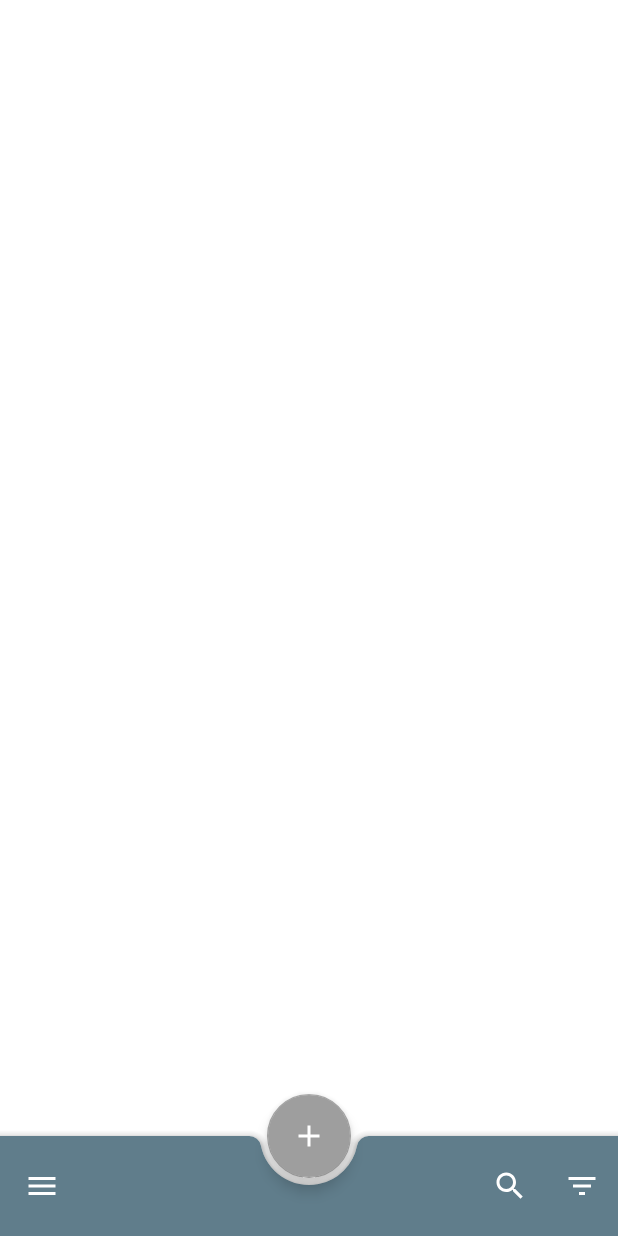
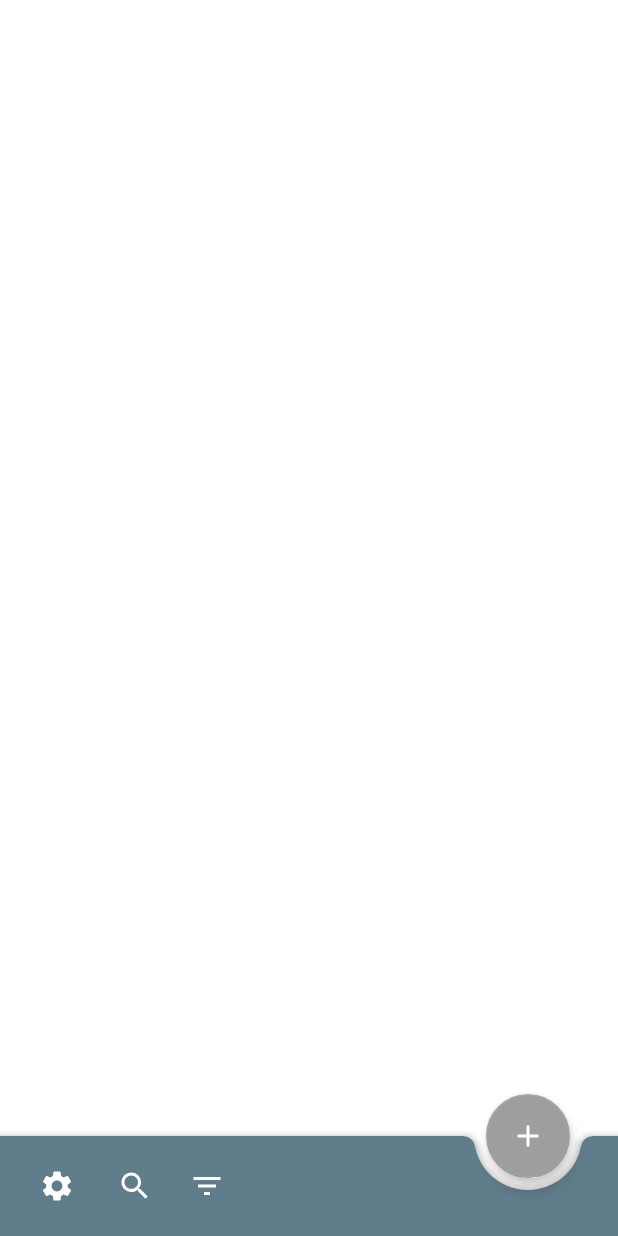
Before and after one commit to KeepIt-App/KeepIt-Android, an Android app: the screen it shows after launch (MainActivity), after a tap on "필터", on a phone screen of 412 x 824 dp. Run offline under Robolectric (Android 15) with nearby library versions, the phone set to English and light mode, and no system bars; our stand-ins replace Room's generated code.

Commit message:
BottomAppBar 확립 및 onClickListener 정의

```diff
--- a/app/src/main/java/com/haero_kim/pickmeup/MainActivity.kt
+++ b/app/src/main/java/com/haero_kim/pickmeup/MainActivity.kt
@@ -8,6 +8,7 @@
 import androidx.lifecycle.ViewModelProvider
 import androidx.recyclerview.widget.GridLayoutManager
 import androidx.recyclerview.widget.RecyclerView
+import com.google.android.material.bottomappbar.BottomAppBar
 import com.haero_kim.pickmeup.AddActivity.Companion.EXTRA_ITEM
 import com.haero_kim.pickmeup.adapter.ItemListAdapter
 import com.haero_kim.pickmeup.data.ItemEntity
@@ -18,10 +19,14 @@
     private lateinit var itemViewModel: ItemViewModel
     private var viewModelFactory: ViewModelProvider.AndroidViewModelFactory? = null
     private lateinit var recyclerView: RecyclerView
+    private lateinit var bottomAppBar: BottomAppBar
 
     override fun onCreate(savedInstanceState: Bundle?) {
         super.onCreate(savedInstanceState)
         setContentView(R.layout.activity_main)
+
+        recyclerView = findViewById(R.id.recyclerView)
+        bottomAppBar = findViewById(R.id.bottomAppBar)
 
         val adapter = ItemListAdapter(
             // OnClickListener
@@ -30,12 +35,11 @@
                 intent.putExtra(EXTRA_ITEM, it)
                 startActivity(intent)
             },
-
+            // OnLongClickListener
             {
-                // OnLongClickListener
+                deleteDialog(it)
             })
 
-        recyclerView = findViewById(R.id.recyclerView)
         recyclerView.apply {
             this.adapter = adapter
             this.layoutManager = GridLayoutManager(context, 2)
@@ -53,6 +57,25 @@
         itemViewModel.getAll().observe(this, Observer {
             adapter.setItems(it)
         })
+
+        // BottomAppBar - 설정 버튼 눌렀을 때
+        bottomAppBar.setNavigationOnClickListener {
+
+        }
+
+        // BottomAppBar - 검색, 필터 버튼 눌렀을 때
+        bottomAppBar.setOnMenuItemClickListener { menuItem ->
+            when (menuItem.itemId) {
+                R.id.search -> {  // 검색 버튼 눌렀을 때 아이템 검색 기능 제공
+                    true
+                }
+                R.id.filter -> {  // 필터 버튼 눌렀을 때 정렬 기준 기능 제공
+                    true
+                }
+                else -> false
+            }
+        }
+
     }
 
     /**
--- /dev/null
+++ b/app/src/main/res/drawable/ic_baseline_settings_24.xml
@@ -0,0 +1,10 @@
+<vector xmlns:android="http://schemas.android.com/apk/res/android"
+    android:width="24dp"
+    android:height="24dp"
+    android:viewportWidth="24"
+    android:viewportHeight="24"
+    android:tint="?attr/colorControlNormal">
+  <path
+      android:fillColor="@android:color/white"
+      android:pathData="M19.14,12.94c0.04,-0.3 0.06,-0.61 0.06,-0.94c0,-0.32 -0.02,-0.64 -0.07,-0.94l2.03,-1.58c0.18,-0.14 0.23,-0.41 0.12,-0.61l-1.92,-3.32c-0.12,-0.22 -0.37,-0.29 -0.59,-0.22l-2.39,0.96c-0.5,-0.38 -1.03,-0.7 -1.62,-0.94L14.4,2.81c-0.04,-0.24 -0.24,-0.41 -0.48,-0.41h-3.84c-0.24,0 -0.43,0.17 -0.47,0.41L9.25,5.35C8.66,5.59 8.12,5.92 7.63,6.29L5.24,5.33c-0.22,-0.08 -0.47,0 -0.59,0.22L2.74,8.87C2.62,9.08 2.66,9.34 2.86,9.48l2.03,1.58C4.84,11.36 4.8,11.69 4.8,12s0.02,0.64 0.07,0.94l-2.03,1.58c-0.18,0.14 -0.23,0.41 -0.12,0.61l1.92,3.32c0.12,0.22 0.37,0.29 0.59,0.22l2.39,-0.96c0.5,0.38 1.03,0.7 1.62,0.94l0.36,2.54c0.05,0.24 0.24,0.41 0.48,0.41h3.84c0.24,0 0.44,-0.17 0.47,-0.41l0.36,-2.54c0.59,-0.24 1.13,-0.56 1.62,-0.94l2.39,0.96c0.22,0.08 0.47,0 0.59,-0.22l1.92,-3.32c0.12,-0.22 0.07,-0.47 -0.12,-0.61L19.14,12.94zM12,15.6c-1.98,0 -3.6,-1.62 -3.6,-3.6s1.62,-3.6 3.6,-3.6s3.6,1.62 3.6,3.6S13.98,15.6 12,15.6z"/>
+</vector>
--- a/app/src/main/res/layout/activity_main.xml
+++ b/app/src/main/res/layout/activity_main.xml
@@ -14,9 +14,9 @@
 
         <androidx.recyclerview.widget.RecyclerView
             android:id="@+id/recyclerView"
-            tools:listitem="@layout/recycler_item"
             android:layout_width="match_parent"
-            android:layout_height="match_parent"/>
+            android:layout_height="match_parent"
+            tools:listitem="@layout/recycler_item" />
 
     </androidx.core.widget.NestedScrollView>
 
@@ -26,15 +26,20 @@
         android:layout_width="match_parent"
         android:layout_height="wrap_content"
         android:layout_gravity="bottom"
-        android:padding="5dp"
+        android:paddingStart="10dp"
+        android:paddingTop="5dp"
+        android:paddingBottom="5dp"
+        app:fabAlignmentMode="end"
+        app:fabCradleMargin="8dp"
         app:hideOnScroll="true"
         app:menu="@menu/bottom_app_bar"
-        app:navigationIcon="@drawable/ic_baseline_menu_24" />
+        app:navigationIcon="@drawable/ic_baseline_settings_24" />
 
     <com.google.android.material.floatingactionbutton.FloatingActionButton
         android:layout_width="wrap_content"
         android:layout_height="wrap_content"
-        app:layout_anchor="@id/bottomAppBar"
+        android:contentDescription="@string/add_item"
+        app:layout_anchor="@+id/bottomAppBar"
         app:srcCompat="@drawable/ic_baseline_add_24" />
 
 
--- a/app/src/main/res/values/strings.xml
+++ b/app/src/main/res/values/strings.xml
@@ -3,4 +3,5 @@
     <string name="fab_string">추가하기</string>
     <string name="search">검색</string>
     <string name="filter">필터</string>
+    <string name="add_item">Add Item</string>
 </resources>
```
